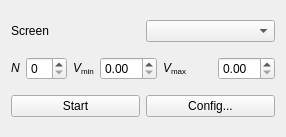
First picture: the form in esme/gui/ui/dispersion_panel.ui, repository st-walker/esme, before the edit.
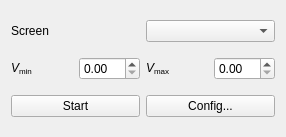
Second picture: the form after the edit.

Patch:
```diff
--- a/esme/gui/ui/dispersion_panel.ui
+++ b/esme/gui/ui/dispersion_panel.ui
@@ -34,20 +34,6 @@
       <layout class="QHBoxLayout" name="horizontalLayout_6">
        <item>
         <layout class="QHBoxLayout" name="horizontalLayout_2">
-         <item>
-          <layout class="QHBoxLayout" name="horizontalLayout">
-           <item>
-            <widget class="QLabel" name="label">
-             <property name="text">
-              <string>&lt;html&gt;&lt;head/&gt;&lt;body&gt;&lt;p&gt;&lt;span style=&quot; font-style:italic;&quot;&gt;N&lt;/span&gt;&lt;/p&gt;&lt;/body&gt;&lt;/html&gt;</string>
-             </property>
-            </widget>
-           </item>
-           <item>
-            <widget class="QSpinBox" name="npoints_spinner"/>
-           </item>
-          </layout>
-         </item>
          <item>
           <widget class="QLabel" name="label_3">
            <property name="text">
```
